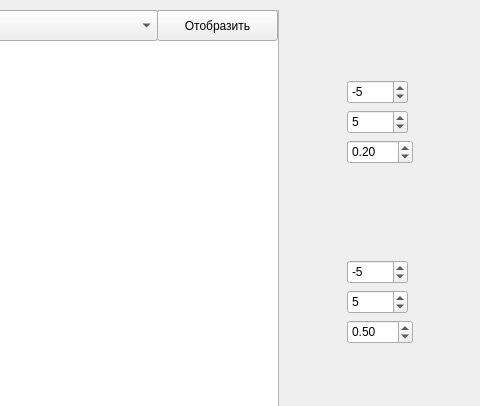
First picture: the form in lab_10/window.ui, repository wh75er/computer_graphics, before the edit; both pictures show x 333 to 813 and y 0 to 406 of the 813 by 619 pixel window.
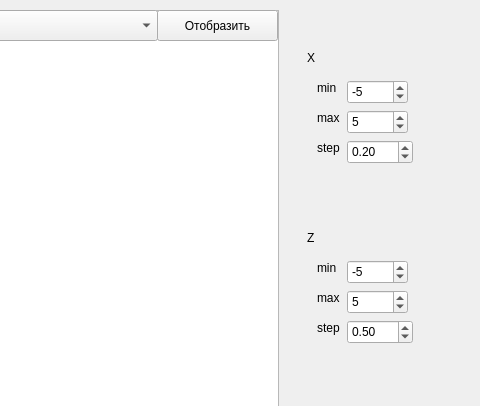
Second picture: the form after the edit.

Commit message: lab finished

What changed in the file:
```diff
--- a/lab_10/window.ui
+++ b/lab_10/window.ui
@@ -221,6 +221,110 @@
      <number>5</number>
     </property>
    </widget>
+   <widget class="QLabel" name="label">
+    <property name="geometry">
+     <rect>
+      <x>640</x>
+      <y>50</y>
+      <width>59</width>
+      <height>15</height>
+     </rect>
+    </property>
+    <property name="text">
+     <string>X</string>
+    </property>
+   </widget>
+   <widget class="QLabel" name="label_2">
+    <property name="geometry">
+     <rect>
+      <x>640</x>
+      <y>230</y>
+      <width>59</width>
+      <height>15</height>
+     </rect>
+    </property>
+    <property name="text">
+     <string>Z</string>
+    </property>
+   </widget>
+   <widget class="QLabel" name="label_3">
+    <property name="geometry">
+     <rect>
+      <x>650</x>
+      <y>260</y>
+      <width>31</width>
+      <height>16</height>
+     </rect>
+    </property>
+    <property name="text">
+     <string>min</string>
+    </property>
+   </widget>
+   <widget class="QLabel" name="label_4">
+    <property name="geometry">
+     <rect>
+      <x>650</x>
+      <y>290</y>
+      <width>31</width>
+      <height>16</height>
+     </rect>
+    </property>
+    <property name="text">
+     <string>max</string>
+    </property>
+   </widget>
+   <widget class="QLabel" name="label_5">
+    <property name="geometry">
+     <rect>
+      <x>650</x>
+      <y>320</y>
+      <width>31</width>
+      <height>16</height>
+     </rect>
+    </property>
+    <property name="text">
+     <string>step</string>
+    </property>
+   </widget>
+   <widget class="QLabel" name="label_6">
+    <property name="geometry">
+     <rect>
+      <x>650</x>
+      <y>140</y>
+      <width>31</width>
+      <height>16</height>
+     </rect>
+    </property>
+    <property name="text">
+     <string>step</string>
+    </property>
+   </widget>
+   <widget class="QLabel" name="label_7">
+    <property name="geometry">
+     <rect>
+      <x>650</x>
+      <y>110</y>
+      <width>31</width>
+      <height>16</height>
+     </rect>
+    </property>
+    <property name="text">
+     <string>max</string>
+    </property>
+   </widget>
+   <widget class="QLabel" name="label_8">
+    <property name="geometry">
+     <rect>
+      <x>650</x>
+      <y>80</y>
+      <width>31</width>
+      <height>16</height>
+     </rect>
+    </property>
+    <property name="text">
+     <string>min</string>
+    </property>
+   </widget>
   </widget>
  </widget>
  <resources/>
```
The commit also changes 1 other file.
